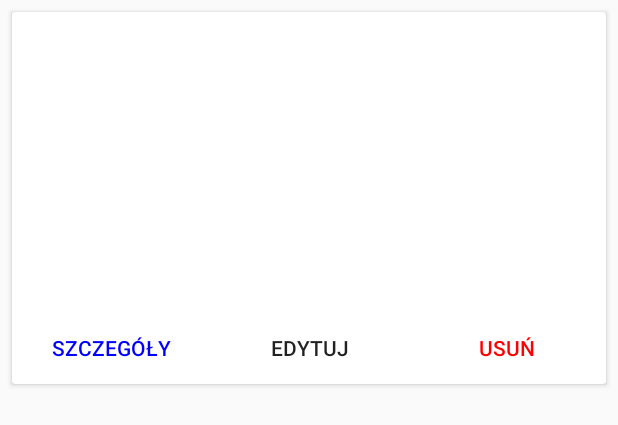
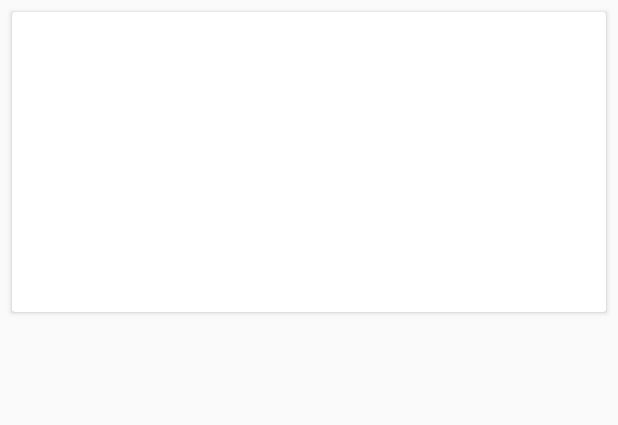
Before and after one commit to matimac1994/myPlaces, an Android app: the layout row_favourite_my_places.xml on its own in the app's theme, with its tools: preview values and no code run, on a phone screen of 412 x 824 dp. Shown: the top 425 px of the screen. Run offline under Robolectric (Android 15) with nearby library versions, the phone set to English and light mode, and no system bars.

Commit message:
Swipe fixed Added show place activity blank

```diff
--- a/app/build.gradle
+++ b/app/build.gradle
@@ -46,8 +46,8 @@ dependencies {
     compile 'com.google.android.gms:play-services-location:11.0.4'
     compile 'com.google.android.gms:play-services-places:11.0.4'
     compile 'com.android.support:support-v4:26.+'
+    compile 'org.jetbrains:annotations-java5:15.0'
     testCompile 'junit:junit:4.12'
     annotationProcessor 'com.github.Raizlabs.DBFlow:dbflow-processor:4.1.2'
     annotationProcessor 'com.jakewharton:butterknife-compiler:8.8.1'
-    compile 'org.jetbrains:annotations-java5:15.0'
 }
--- a/app/src/main/res/layout/row_favourite_my_places.xml
+++ b/app/src/main/res/layout/row_favourite_my_places.xml
@@ -26,42 +26,8 @@
             android:textColor="#222"
             android:textStyle="bold"
             android:textSize="18sp"
-            android:visibility="gone"/>
-
-        <LinearLayout
-            android:layout_width="match_parent"
-            android:layout_height="wrap_content"
-            android:layout_below="@+id/row_favourite_my_place_title"
-            android:orientation="horizontal">
-
-            <Button
-                android:id="@+id/row_favourite_my_place_button_details"
-                android:layout_weight="1"
-                android:layout_width="0dp"
-                android:layout_height="wrap_content"
-                android:text="@string/details"
-                android:textColor="@color/Blue"
-                style="@style/Widget.AppCompat.Button.Borderless"/>
-
-            <Button
-                android:id="@+id/row_favourite_my_place_button_edit"
-                android:layout_weight="1"
-                android:layout_width="0dp"
-                android:layout_height="wrap_content"
-                android:text="@string/edit"
-                style="@style/Widget.AppCompat.Button.Borderless"/>
-
-            <Button
-                android:id="@+id/row_favourite_my_place_button_delete"
-                android:layout_weight="1"
-                android:layout_width="0dp"
-                android:layout_height="wrap_content"
-                android:text="@string/delete"
-                android:textColor="@color/Red"
-                style="@style/Widget.AppCompat.Button.Borderless"/>
-
-
-        </LinearLayout>
+            android:visibility="gone"
+            android:gravity="center_horizontal"/>
 
     </RelativeLayout>
 </android.support.v7.widget.CardView>
```
Also changed, not shown: app/src/main/AndroidManifest.xml (+6 -2 lines), app/src/main/java/com/maciejak/myplaces/adapters/MyPlacesListRecyclerViewAdapter.java (+5 -12 lines), app/src/main/java/com/maciejak/myplaces/ui/MyPlacesListFragment.java (+14 -7 lines), app/src/main/java/com/maciejak/myplaces/ui/ShowPlaceActivity.java (added, +23 -0 lines), app/src/main/res/layout/activity_show_place.xml (added, +10 -0 lines).
